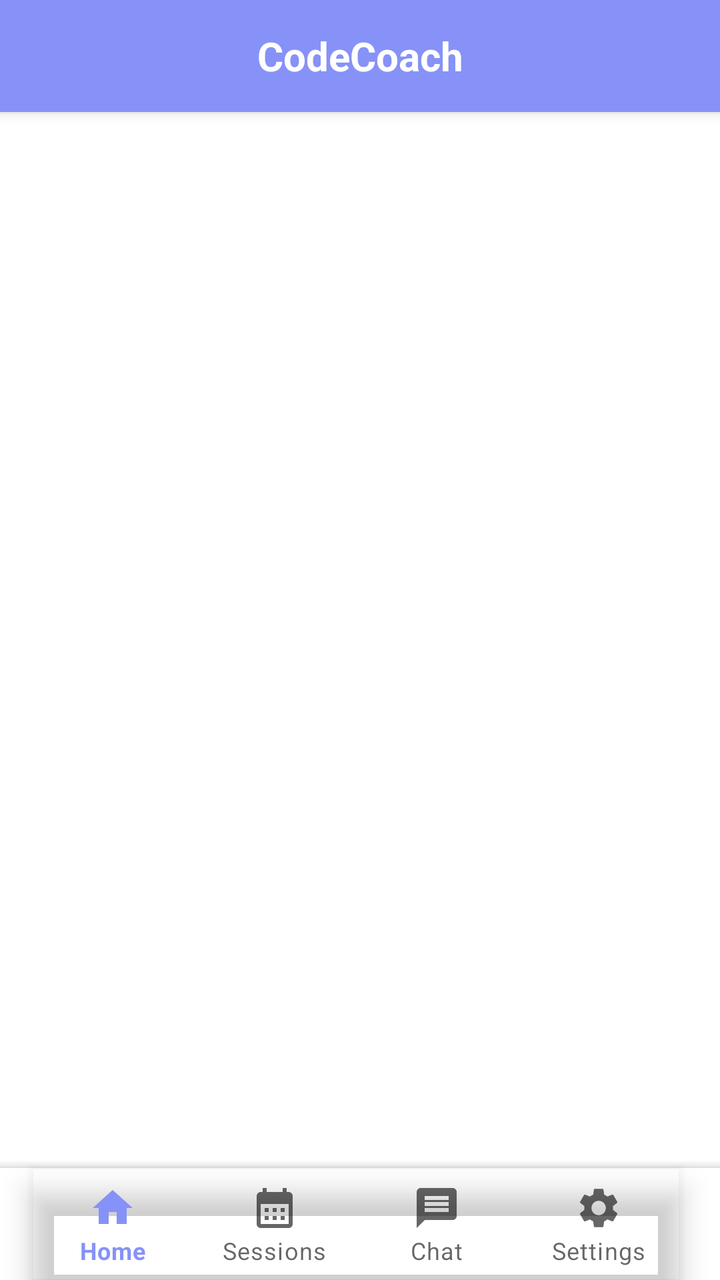
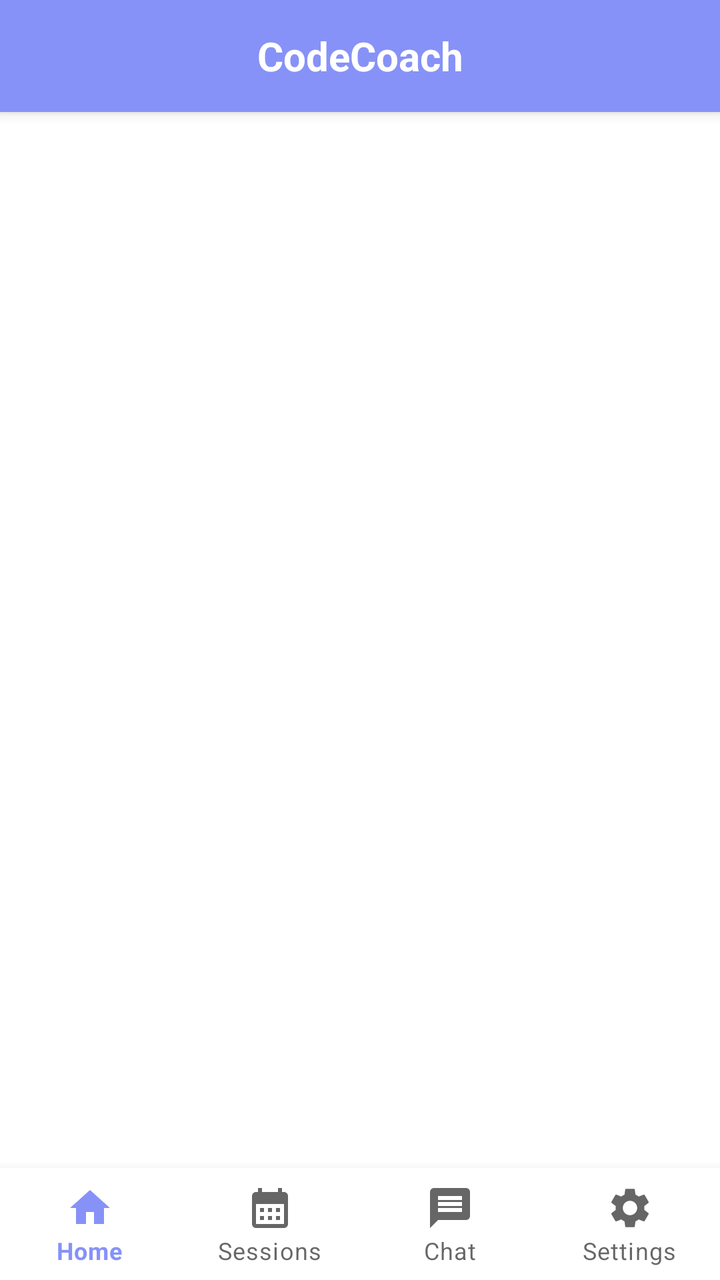

An Android layout rendered at two revisions. The XML below is the earlier revision; the diff shows what the commit changed to produce the second picture.
<!-- AndroidManifest.xml: application theme Theme.CC -->
<!-- res/layout/fragment_chat.xml -->
<?xml version="1.0" encoding="utf-8"?>
<RelativeLayout xmlns:android="http://schemas.android.com/apk/res/android"
    xmlns:tools="http://schemas.android.com/tools"
    xmlns:app="http://schemas.android.com/apk/res-auto"
    android:layout_width="match_parent"
    android:layout_height="match_parent"
    android:background="@color/white">

    <androidx.appcompat.widget.Toolbar
        android:id="@+id/top_bar"
        android:layout_width="match_parent"
        android:layout_height="wrap_content"
        android:background="?attr/colorPrimary"
        android:elevation="4dp"
        tools:ignore="MissingConstraints">

        <TextView
            android:id="@+id/top_bar_title"
            android:layout_width="wrap_content"
            android:layout_height="wrap_content"
            android:layout_gravity="center"
            android:text="CodeCoach"
            android:textColor="@android:color/white"
            android:textSize="20sp"
            android:textStyle="bold" />
    </androidx.appcompat.widget.Toolbar>

    <androidx.recyclerview.widget.RecyclerView
        android:id="@+id/recyclerview"
        android:layout_width="match_parent"
        android:layout_height="0dp"
        android:layout_below="@id/top_bar"
        android:layout_above="@id/bottomAppBar"
        android:layout_marginBottom="56dp"/>

    <com.google.android.material.bottomappbar.BottomAppBar
        android:id="@+id/bottomAppBar"
        android:layout_width="match_parent"
        android:layout_height="wrap_content"
        android:layout_alignParentBottom="true"
        android:background="@color/white"
        tools:ignore="BottomAppBar" >

    <com.google.android.material.bottomnavigation.BottomNavigationView
        android:id="@+id/bottomNavigationView"
        android:layout_width="wrap_content"
        android:layout_height="wrap_content"
        android:layout_marginEnd="20dp"
        app:labelVisibilityMode="labeled"
        android:background="@android:color/transparent"
        app:menu="@menu/bottom_menu" />
    </com.google.android.material.bottomappbar.BottomAppBar>
</RelativeLayout>
<!-- resources referenced by this layout -->
<resources>
  <color name="white">#FFFFFFFF</color>
  <style name="Theme.CC" parent="Base.Theme.CC" />
  <style name="Base.Theme.CC" parent="Theme.MaterialComponents.DayNight.NoActionBar">
          
          <item name="colorPrimary">@color/lavender</item>
          <item name="colorPrimaryVariant">@color/lavender</item>
          <item name="colorOnPrimary">@color/white</item>
          
          <item name="colorSecondary">@color/teal_200</item>
          <item name="colorSecondaryVariant">@color/teal_700</item>
          <item name="colorOnSecondary">@color/black</item>
          
          <item name="android:statusBarColor">?attr/colorPrimaryVariant</item>
          
          
      </style>
  <color name="lavender">#8692f7</color>
  <color name="teal_200">#FF03DAC5</color>
  <color name="teal_700">#FF018786</color>
  <color name="black">#FF000000</color>
</resources>

<!-- the commit's change to res/layout/fragment_chat.xml (unified diff, before → after) -->
@@ -29,25 +29,17 @@
         android:id="@+id/recyclerview"
         android:layout_width="match_parent"
         android:layout_height="0dp"
+        android:layout_above="@id/bottomNavigationView"
         android:layout_below="@id/top_bar"
-        android:layout_above="@id/bottomAppBar"
-        android:layout_marginBottom="56dp"/>
-
-    <com.google.android.material.bottomappbar.BottomAppBar
-        android:id="@+id/bottomAppBar"
-        android:layout_width="match_parent"
-        android:layout_height="wrap_content"
-        android:layout_alignParentBottom="true"
-        android:background="@color/white"
-        tools:ignore="BottomAppBar" >
+        android:layout_marginTop="3dp"
+        android:layout_marginBottom="3dp" />
 
     <com.google.android.material.bottomnavigation.BottomNavigationView
         android:id="@+id/bottomNavigationView"
-        android:layout_width="wrap_content"
+        android:layout_width="match_parent"
         android:layout_height="wrap_content"
-        android:layout_marginEnd="20dp"
+        android:background="@color/white"
         app:labelVisibilityMode="labeled"
-        android:background="@android:color/transparent"
-        app:menu="@menu/bottom_menu" />
-    </com.google.android.material.bottomappbar.BottomAppBar>
+        app:menu="@menu/bottom_menu"
+        android:layout_alignParentBottom="true"/>
 </RelativeLayout>
